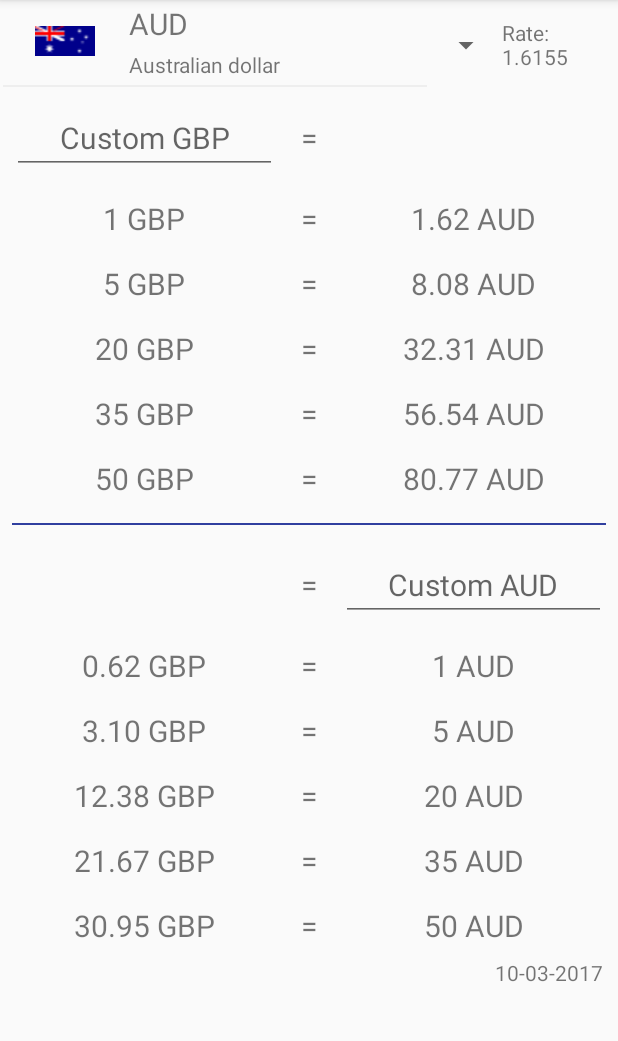
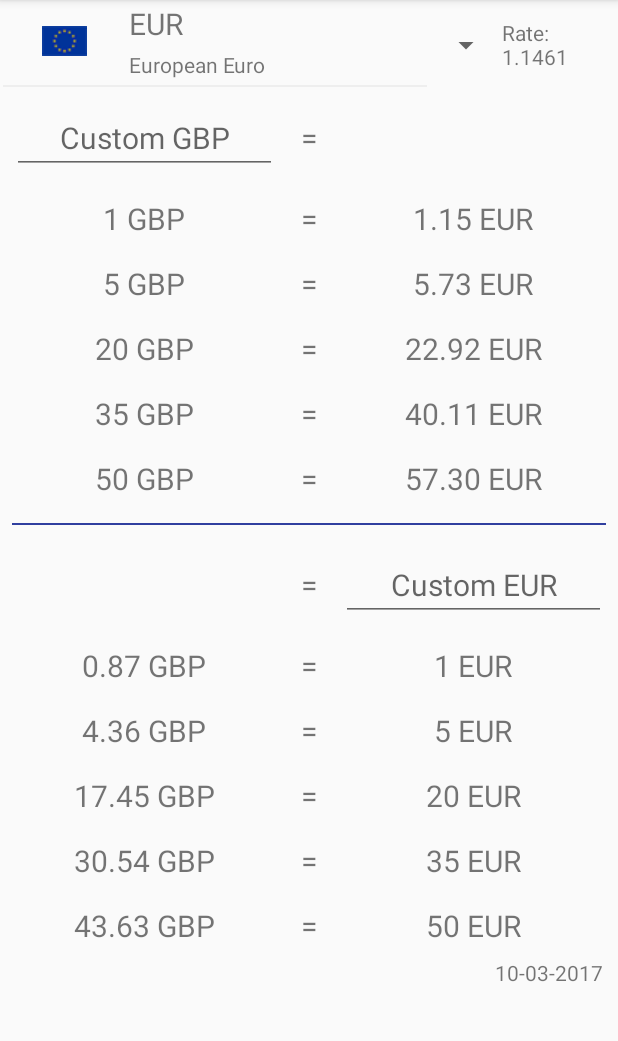
Before and after one commit to pcatlin/CurrencyConverter, an Android app: the screen it shows after launch (MainActivity), on a phone screen of 412 x 824 dp, the part 84-1125 px from its top. Run offline under Robolectric (Android 15) with nearby library versions, the phone set to English and light mode, and no system bars; our stand-ins replace AdMob.

Commit message:
UserPrefs - saves selected currency and custom rates

```diff
--- a/app/src/main/java/com/ecatlin/travelrates/CurrencyRates.java
+++ b/app/src/main/java/com/ecatlin/travelrates/CurrencyRates.java
@@ -46,6 +46,13 @@ class CurrencyRates {
 
     void setConvertTo(String mConvertTo) {
         this.mConvertTo = mConvertTo;
+    }
+
+    Currency findCurrencyFromCode(String code){
+        for (Currency c: mCurrencies) {
+            if(code.equals(c.getCurrencyCode())) return c;
+        }
+        return null;
     }
 
     void setCustomRate(double rate){
--- a/app/src/main/java/com/ecatlin/travelrates/MainActivity.java
+++ b/app/src/main/java/com/ecatlin/travelrates/MainActivity.java
@@ -8,6 +8,7 @@ import android.os.Bundle;
 import android.support.v7.app.AppCompatActivity;
 import android.text.Editable;
 import android.text.TextWatcher;
+import android.util.Log;
 import android.view.KeyEvent;
 import android.view.LayoutInflater;
 import android.view.Menu;
@@ -24,6 +25,9 @@ import com.google.android.gms.ads.AdRequest;
 import com.google.android.gms.ads.AdView;
 import com.google.android.gms.ads.MobileAds;
 
+import org.json.JSONException;
+import org.json.JSONObject;
+
 import java.text.DecimalFormat;
 
 public class MainActivity extends AppCompatActivity
@@ -32,9 +36,12 @@ public class MainActivity extends AppCompatActivity
     private AdView mAdView;
     private Currency chosenCurrency;
     private String homeCurrency = "GBP";
+    private String prefSelectedCurrency;
+    private String prefCustomRate;
+    private String prefLocation;
     //private ArrayList<Country> Countries = new ArrayList<>();
     //private Country userNetworkCountry, userSIMCountry;
-    private Cache userCache, ratesCache;
+    private Cache userPrefs, ratesCache;
     SpinnerAdapter spinnerAdapter;
 
     @Override
@@ -62,7 +69,9 @@ public class MainActivity extends AppCompatActivity
         setContentView(R.layout.activity_main);
 
         ratesCache = new Cache("rates");
-        userCache = new Cache("prefs");
+        userPrefs = new Cache("prefs");
+
+        readPrefs();
 
         //populateCountries();
         //inHomeCountry(this);
@@ -70,8 +79,8 @@ public class MainActivity extends AppCompatActivity
         CurrencyRates rates;
         rates = getCurrencyRates();
 
-        // TODO remember last used currency
-        chosenCurrency=rates.mCurrencies.get(0);
+        // remember last used currency from prefs
+        chosenCurrency=rates.findCurrencyFromCode(prefSelectedCurrency);
 
         // TODO move spinner loading to function
         // populate the spinner/dropdown box with currencies
@@ -80,6 +89,9 @@ public class MainActivity extends AppCompatActivity
 
         // Specify the layout to use when the list of choices appears
         spinner.setAdapter(spinnerAdapter);
+
+        spinner.setSelection(spinnerAdapter.findCodePosition(prefSelectedCurrency));
+
         spinner.setOnItemSelectedListener(new AdapterView.OnItemSelectedListener() {
             @Override
             public void onItemSelected(AdapterView<?> parent, View view, int position, long id) {
@@ -95,6 +107,8 @@ public class MainActivity extends AppCompatActivity
                 rate.setText(getString(R.string.rate, chosenCurrency.getStringRate()));
 
                 //Log.d("SPINNER", "ChosenCurrency->getcode:" + chosenCurrency.getCurrencyCode() + " chosenCurrency->getRate:" + chosenCurrency.getRate() + "\n" + "ChosenRateIndex: " + chosenRateIndex);
+
+                savePrefs();
 
                 updateNumbers();
 
@@ -183,8 +197,7 @@ public class MainActivity extends AppCompatActivity
         //Log.d("onLoadFinished","Data downloaded");
         if (downloadedRates.getDateUpdated() != null) {
 
-            // TODO remember previous custom rate [1]
-            downloadedRates.Add(new Currency("?",1.0));
+            downloadedRates.Add(new Currency("?",Double.valueOf(prefCustomRate)));
             spinnerAdapter.updateRates(downloadedRates.mCurrencies);
 
             ratesCache.write(this, downloadedRates.getJSON());
@@ -232,13 +245,56 @@ public class MainActivity extends AppCompatActivity
         CurrencyRates cr = new CurrencyRates();
         cr.parseJSONrates(rates);
 
-        // TODO remember previous custom rate [1]
-        cr.Add(new Currency(getString(R.string.customRateCode), 1.0));  // custom rate
+        cr.Add(new Currency(getString(R.string.customRateCode), Double.valueOf(prefCustomRate)));  // custom rate
 
         TextView date = (TextView) findViewById(R.id.updatedText);
         date.setText(cr.getDateUpdated());
 
         return cr;
+    }
+
+    private void readPrefs(){
+        String defaultPrefs = "{\"selectedCurrency\":\"EUR\",\"customRate\":1,\"homeCurrency\":\"GBP\",\"location\":\"home\"}";
+
+        String prefs = userPrefs.read(this);
+        if(prefs.equals("")){
+            // no file, use defaults
+            prefs = defaultPrefs;
+        }
+
+        try {
+
+            JSONObject root =  new JSONObject(prefs);
+            prefSelectedCurrency = root.getString("selectedCurrency");
+            prefCustomRate = root.getString("customRate");
+            homeCurrency = root.getString("homeCurrency");
+            prefLocation = root.getString("location");
+
+            //Log.d("readPrefs", "Parsed JSON dated: ");
+
+        } catch (JSONException e) {
+            Log.e("readPrefs", "Problem parsing the JSON userPrefs", e);
+        }
+
+    }
+
+    private void savePrefs(){
+
+        try {
+            JSONObject jsonObj = new JSONObject();
+            jsonObj.put("selectedCurrency", chosenCurrency.getCurrencyCode());
+            jsonObj.put("customRate", spinnerAdapter.rates.getCustomRateString());
+            jsonObj.put("homeCurrency", homeCurrency);
+            jsonObj.put("location", "home"); // not used yet...
+
+            userPrefs.write(this, jsonObj.toString());
+            //Log.d("savePrefs", "Prefs saved");
+        }
+        catch(JSONException ex) {
+            ex.printStackTrace();
+            Log.e("savePrefs", "Problem saving prefs");
+        }
+
     }
 
 
@@ -442,10 +498,12 @@ public class MainActivity extends AppCompatActivity
 
         chosenCurrency=spinnerAdapter.getCurrency(lastItemIndex);
 
+        savePrefs();
         updateNumbers();
 
         TextView rate = (TextView)findViewById(R.id.rateText);
         rate.setText(getString(R.string.rate, chosenCurrency.getStringRate()));
+
     }
 
     /*
--- a/app/src/main/java/com/ecatlin/travelrates/SpinnerAdapter.java
+++ b/app/src/main/java/com/ecatlin/travelrates/SpinnerAdapter.java
@@ -66,4 +66,11 @@ public class SpinnerAdapter extends ArrayAdapter<Currency> {
         notifyDataSetChanged();
     }
 
+    public int findCodePosition(String currencyCode){
+        for (int i=0; i<rates.mCurrencies.size(); i++) {
+            if(rates.mCurrencies.get(i).getCurrencyCode().equals(currencyCode)) return i;
+        }
+        return 0;
+    }
+
 }
```
